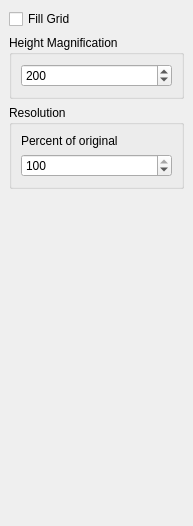
Qt form oglcontrols.ui (githubdoe/DFTFringe) before a commit.
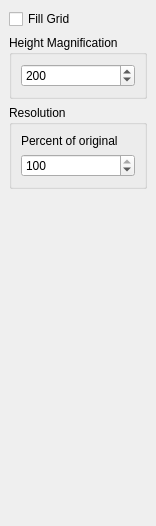
The same form after that commit.

Diff of the .ui file:
```diff
--- a/oglcontrols.ui
+++ b/oglcontrols.ui
@@ -6,10 +6,16 @@
    <rect>
     <x>0</x>
     <y>0</y>
-    <width>193</width>
+    <width>143</width>
     <height>526</height>
    </rect>
   </property>
+  <property name="minimumSize">
+   <size>
+    <width>100</width>
+    <height>200</height>
+   </size>
+  </property>
   <property name="windowTitle">
    <string>3D</string>
   </property>
```
